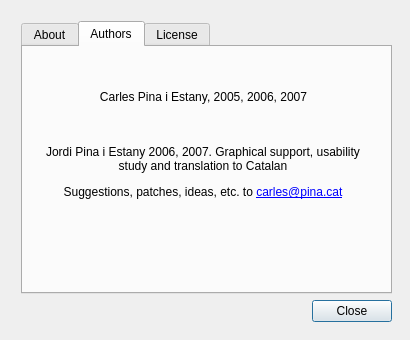
Qt form gui/about.ui (cpina/qdacco) before a commit.
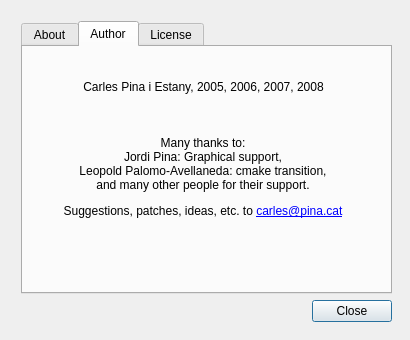
The same form after that commit. The open tabs and pages were chosen to show the change. Icons and pictures are not drawn.

Commit message: Traduccio, cosmetics, etc.

```diff
--- a/gui/about.ui
+++ b/gui/about.ui
@@ -10,9 +10,7 @@
    </rect>
   </property>
   <property name="sizePolicy" >
-   <sizepolicy>
-    <hsizetype>0</hsizetype>
-    <vsizetype>0</vsizetype>
+   <sizepolicy vsizetype="Fixed" hsizetype="Fixed" >
     <horstretch>144</horstretch>
     <verstretch>232</verstretch>
    </sizepolicy>
@@ -162,20 +160,28 @@
        </widget>
       </widget>
       <widget class="QWidget" name="tab" >
+       <property name="geometry" >
+        <rect>
+         <x>0</x>
+         <y>0</y>
+         <width>365</width>
+         <height>237</height>
+        </rect>
+       </property>
        <attribute name="title" >
-        <string>Authors</string>
+        <string>Author</string>
        </attribute>
        <widget class="QLabel" name="name" >
         <property name="geometry" >
          <rect>
           <x>20</x>
-          <y>40</y>
+          <y>30</y>
           <width>321</width>
           <height>19</height>
          </rect>
         </property>
         <property name="text" >
-         <string>Carles Pina i Estany, 2005, 2006, 2007</string>
+         <string>Carles Pina i Estany, 2005, 2006, 2007, 2008</string>
         </property>
         <property name="alignment" >
          <set>Qt::AlignCenter</set>
@@ -185,16 +191,20 @@
         <property name="geometry" >
          <rect>
           <x>20</x>
-          <y>70</y>
+          <y>50</y>
           <width>320</width>
-          <height>111</height>
+          <height>161</height>
          </rect>
         </property>
         <property name="text" >
-         <string>&lt;html>&lt;head>&lt;meta name="qrichtext" content="1" />&lt;style type="text/css">
+         <string>&lt;!DOCTYPE HTML PUBLIC "-//W3C//DTD HTML 4.0//EN" "http://www.w3.org/TR/REC-html40/strict.dtd">
+&lt;html>&lt;head>&lt;meta name="qrichtext" content="1" />&lt;style type="text/css">
 p, li { white-space: pre-wrap; }
-&lt;/style>&lt;/head>&lt;body style=" font-family:'Sans Serif'; font-size:9pt; font-weight:400; font-style:normal; text-decoration:none;">
-&lt;p align="center" style=" margin-top:12px; margin-bottom:12px; margin-left:0px; margin-right:0px; -qt-block-indent:0; text-indent:0px;">Jordi Pina i Estany 2006, 2007. Graphical support, usability study and translation to Catalan&lt;/p>
+&lt;/style>&lt;/head>&lt;body style=" font-family:'Sans Serif'; font-size:9pt; font-weight:400; font-style:normal;">
+&lt;p align="center" style=" margin-top:0px; margin-bottom:0px; margin-left:0px; margin-right:0px; -qt-block-indent:0; text-indent:0px;">Many thanks to:&lt;/p>
+&lt;p align="center" style=" margin-top:0px; margin-bottom:0px; margin-left:0px; margin-right:0px; -qt-block-indent:0; text-indent:0px;">Jordi Pina: Graphical support,&lt;/p>
+&lt;p align="center" style=" margin-top:0px; margin-bottom:0px; margin-left:0px; margin-right:0px; -qt-block-indent:0; text-indent:0px;">Leopold Palomo-Avellaneda: cmake transition,&lt;/p>
+&lt;p align="center" style=" margin-top:0px; margin-bottom:12px; margin-left:0px; margin-right:0px; -qt-block-indent:0; text-indent:0px;">and many other people for their support.&lt;/p>
 &lt;p align="center" style=" margin-top:12px; margin-bottom:12px; margin-left:0px; margin-right:0px; -qt-block-indent:0; text-indent:0px;">Suggestions, patches, ideas, etc. to &lt;a href="mailto:carles@pina.cat">&lt;span style=" text-decoration: underline; color:#0000ff;">carles@pina.cat&lt;/span>&lt;/a>&lt;/p>&lt;/body>&lt;/html></string>
         </property>
         <property name="wordWrap" >
```
Left out of the diff: 26 changed lines with no effect on the pictures. The commit also changes 2 other files.
